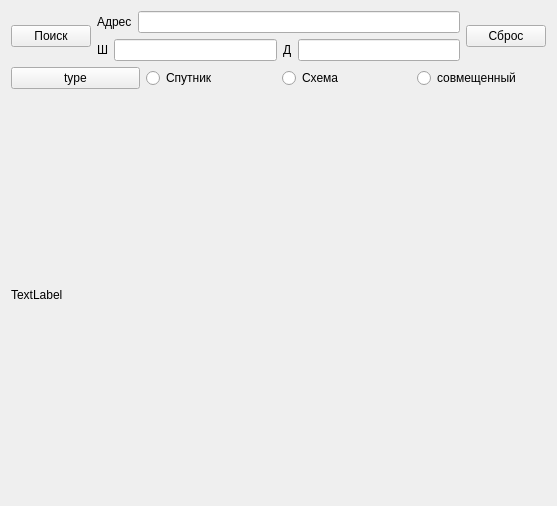
First picture: the form in ui.ui, repository Charmpy/big-exercise, before the edit.
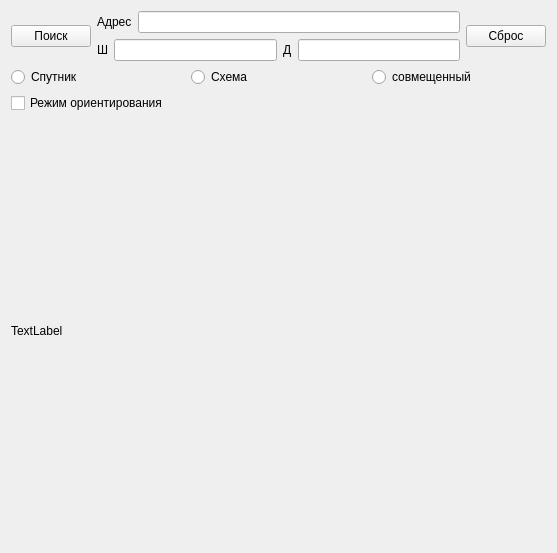
Second picture: the form after the edit.

Diff of the .ui file:
```diff
--- a/ui.ui
+++ b/ui.ui
@@ -7,7 +7,7 @@
     <x>0</x>
     <y>0</y>
     <width>557</width>
-    <height>480</height>
+    <height>553</height>
    </rect>
   </property>
   <property name="windowTitle">
@@ -76,13 +76,6 @@
    </item>
    <item>
     <layout class="QHBoxLayout" name="horizontalLayout_2">
-     <item>
-      <widget class="QPushButton" name="type">
-       <property name="text">
-        <string>type</string>
-       </property>
-      </widget>
-     </item>
      <item>
       <widget class="QRadioButton" name="sat">
        <property name="text">
@@ -106,6 +99,20 @@
      </item>
     </layout>
    </item>
+   <item>
+    <layout class="QHBoxLayout" name="horizontalLayout_5">
+     <item>
+      <widget class="QCheckBox" name="orientation">
+       <property name="focusPolicy">
+        <enum>Qt::NoFocus</enum>
+       </property>
+       <property name="text">
+        <string>Режим ориентирования</string>
+       </property>
+      </widget>
+     </item>
+    </layout>
+   </item>
    <item>
     <widget class="QLabel" name="picture">
      <property name="minimumSize">
```
Left out of the diff: 3 changed lines with no effect on the pictures.
